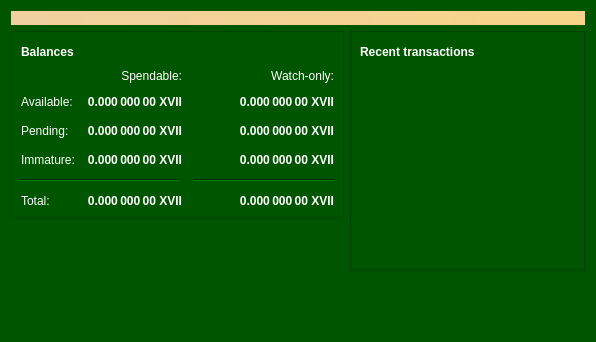
This is src/qt/forms/overviewpage.ui in xviicoin-project/xviicoin as Qt 5 draws it before an edit. The edited form follows.
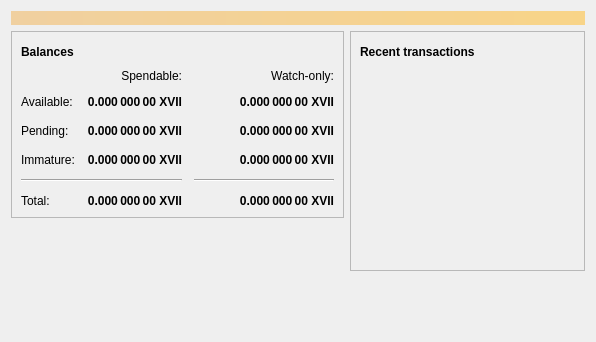
This is the edited form. Icons and pictures are not drawn.

What changed in the file:
```diff
--- a/src/qt/forms/overviewpage.ui
+++ b/src/qt/forms/overviewpage.ui
@@ -10,448 +10,6 @@
     <height>342</height>
    </rect>
   </property>
-  <property name="palette">
-   <palette>
-    <active>
-     <colorrole role="WindowText">
-      <brush brushstyle="SolidPattern">
-       <color alpha="255">
-        <red>255</red>
-        <green>255</green>
-        <blue>255</blue>
-       </color>
-      </brush>
-     </colorrole>
-     <colorrole role="Button">
-      <brush brushstyle="SolidPattern">
-       <color alpha="255">
-        <red>0</red>
-        <green>85</green>
-        <blue>0</blue>
-       </color>
-      </brush>
-     </colorrole>
-     <colorrole role="Light">
-      <brush brushstyle="SolidPattern">
-       <color alpha="255">
-        <red>0</red>
-        <green>127</green>
-        <blue>0</blue>
-       </color>
-      </brush>
-     </colorrole>
-     <colorrole role="Midlight">
-      <brush brushstyle="SolidPattern">
-       <color alpha="255">
-        <red>0</red>
-        <green>106</green>
-        <blue>0</blue>
-       </color>
-      </brush>
-     </colorrole>
-     <colorrole role="Dark">
-      <brush brushstyle="SolidPattern">
-       <color alpha="255">
-        <red>0</red>
-        <green>42</green>
-        <blue>0</blue>
-       </color>
-      </brush>
-     </colorrole>
-     <colorrole role="Mid">
-      <brush brushstyle="SolidPattern">
-       <color alpha="255">
-        <red>0</red>
-        <green>56</green>
-        <blue>0</blue>
-       </color>
-      </brush>
-     </colorrole>
-     <colorrole role="Text">
-      <brush brushstyle="SolidPattern">
-       <color alpha="255">
-        <red>255</red>
-        <green>255</green>
-        <blue>255</blue>
-       </color>
-      </brush>
-     </colorrole>
-     <colorrole role="BrightText">
-      <brush brushstyle="SolidPattern">
-       <color alpha="255">
-        <red>255</red>
-        <green>255</green>
-        <blue>255</blue>
-       </color>
-      </brush>
-     </colorrole>
-     <colorrole role="ButtonText">
-      <brush brushstyle="SolidPattern">
-       <color alpha="255">
-        <red>255</red>
-        <green>255</green>
-        <blue>255</blue>
-       </color>
-      </brush>
-     </colorrole>
-     <colorrole role="Base">
-      <brush brushstyle="SolidPattern">
-       <color alpha="255">
-        <red>0</red>
-        <green>0</green>
-        <blue>0</blue>
-       </color>
-      </brush>
-     </colorrole>
-     <colorrole role="Window">
-      <brush brushstyle="SolidPattern">
-       <color alpha="255">
-        <red>0</red>
-        <green>85</green>
-        <blue>0</blue>
-       </color>
-      </brush>
-     </colorrole>
-     <colorrole role="Shadow">
-      <brush brushstyle="SolidPattern">
-       <color alpha="255">
-        <red>0</red>
-        <green>0</green>
-        <blue>0</blue>
-       </color>
-      </brush>
-     </colorrole>
-     <colorrole role="AlternateBase">
-      <brush brushstyle="SolidPattern">
-       <color alpha="255">
-        <red>0</red>
-        <green>42</green>
-        <blue>0</blue>
-       </color>
-      </brush>
-     </colorrole>
-     <colorrole role="ToolTipBase">
-      <brush brushstyle="SolidPattern">
-       <color alpha="255">
-        <red>255</red>
-        <green>255</green>
-        <blue>220</blue>
-       </color>
-      </brush>
-     </colorrole>
-     <colorrole role="ToolTipText">
-      <brush brushstyle="SolidPattern">
-       <color alpha="255">
-        <red>0</red>
-        <green>0</green>
-        <blue>0</blue>
-       </color>
-      </brush>
-     </colorrole>
-     <colorrole role="PlaceholderText">
-      <brush brushstyle="SolidPattern">
-       <color alpha="128">
-        <red>255</red>
-        <green>255</green>
-        <blue>255</blue>
-       </color>
-      </brush>
-     </colorrole>
-    </active>
-    <inactive>
-     <colorrole role="WindowText">
-      <brush brushstyle="SolidPattern">
-       <color alpha="255">
-        <red>255</red>
-        <green>255</green>
-        <blue>255</blue>
-       </color>
-      </brush>
-     </colorrole>
-     <colorrole role="Button">
-      <brush brushstyle="SolidPattern">
-       <color alpha="255">
-        <red>0</red>
-        <green>85</green>
-        <blue>0</blue>
-       </color>
-      </brush>
-     </colorrole>
-     <colorrole role="Light">
-      <brush brushstyle="SolidPattern">
-       <color alpha="255">
-        <red>0</red>
-        <green>127</green>
-        <blue>0</blue>
-       </color>
-      </brush>
-     </colorrole>
-     <colorrole role="Midlight">
-      <brush brushstyle="SolidPattern">
-       <color alpha="255">
-        <red>0</red>
-        <green>106</green>
-        <blue>0</blue>
-       </color>
-      </brush>
-     </colorrole>
-     <colorrole role="Dark">
-      <brush brushstyle="SolidPattern">
-       <color alpha="255">
-        <red>0</red>
-        <green>42</green>
-        <blue>0</blue>
-       </color>
-      </brush>
-     </colorrole>
-     <colorrole role="Mid">
-      <brush brushstyle="SolidPattern">
-       <color alpha="255">
-        <red>0</red>
-        <green>56</green>
-        <blue>0</blue>
-       </color>
-      </brush>
-     </colorrole>
-     <colorrole role="Text">
-      <brush brushstyle="SolidPattern">
-       <color alpha="255">
-        <red>255</red>
-        <green>255</green>
-        <blue>255</blue>
-       </color>
-      </brush>
-     </colorrole>
-     <colorrole role="BrightText">
-      <brush brushstyle="SolidPattern">
-       <color alpha="255">
-        <red>255</red>
-        <green>255</green>
-        <blue>255</blue>
-       </color>
-      </brush>
-     </colorrole>
-     <colorrole role="ButtonText">
-      <brush brushstyle="SolidPattern">
-       <color alpha="255">
-        <red>255</red>
-        <green>255</green>
-        <blue>255</blue>
-       </color>
-      </brush>
-     </colorrole>
-     <colorrole role="Base">
-      <brush brushstyle="SolidPattern">
-       <color alpha="255">
-        <red>0</red>
-        <green>0</green>
-        <blue>0</blue>
-       </color>
-      </brush>
-     </colorrole>
-     <colorrole role="Window">
-      <brush brushstyle="SolidPattern">
-       <color alpha="255">
-        <red>0</red>
-        <green>85</green>
-        <blue>0</blue>
-       </color>
-      </brush>
-     </colorrole>
-     <colorrole role="Shadow">
-      <brush brushstyle="SolidPattern">
-       <color alpha="255">
-        <red>0</red>
-        <green>0</green>
-        <blue>0</blue>
-       </color>
-      </brush>
-     </colorrole>
-     <colorrole role="AlternateBase">
-      <brush brushstyle="SolidPattern">
-       <color alpha="255">
-        <red>0</red>
-        <green>42</green>
-        <blue>0</blue>
-       </color>
-      </brush>
-     </colorrole>
-     <colorrole role="ToolTipBase">
-      <brush brushstyle="SolidPattern">
-       <color alpha="255">
-        <red>255</red>
-        <green>255</green>
-        <blue>220</blue>
-       </color>
-      </brush>
-     </colorrole>
-     <colorrole role="ToolTipText">
-      <brush brushstyle="SolidPattern">
-       <color alpha="255">
-        <red>0</red>
-        <green>0</green>
-        <blue>0</blue>
-       </color>
-      </brush>
-     </colorrole>
-     <colorrole role="PlaceholderText">
-      <brush brushstyle="SolidPattern">
-       <color alpha="128">
-        <red>255</red>
-        <green>255</green>
-        <blue>255</blue>
-       </color>
-      </brush>
-     </colorrole>
-    </inactive>
-    <disabled>
-     <colorrole role="WindowText">
-      <brush brushstyle="SolidPattern">
-       <color alpha="255">
-        <red>0</red>
-        <green>42</green>
-        <blue>0</blue>
-       </color>
-      </brush>
-     </colorrole>
-     <colorrole role="Button">
-      <brush brushstyle="SolidPattern">
-       <color alpha="255">
-        <red>0</red>
-        <green>85</green>
-        <blue>0</blue>
-       </color>
-      </brush>
-     </colorrole>
-     <colorrole role="Light">
-      <brush brushstyle="SolidPattern">
-       <color alpha="255">
-        <red>0</red>
-        <green>127</green>
-        <blue>0</blue>
-       </color>
-      </brush>
-     </colorrole>
-     <colorrole role="Midlight">
-      <brush brushstyle="SolidPattern">
-       <color alpha="255">
-        <red>0</red>
-        <green>106</green>
-        <blue>0</blue>
-       </color>
-      </brush>
-     </colorrole>
-     <colorrole role="Dark">
-      <brush brushstyle="SolidPattern">
-       <color alpha="255">
-        <red>0</red>
-        <green>42</green>
-        <blue>0</blue>
-       </color>
-      </brush>
-     </colorrole>
-     <colorrole role="Mid">
-      <brush brushstyle="SolidPattern">
-       <color alpha="255">
-        <red>0</red>
-        <green>56</green>
-        <blue>0</blue>
-       </color>
-      </brush>
-     </colorrole>
-     <colorrole role="Text">
-      <brush brushstyle="SolidPattern">
-       <color alpha="255">
-        <red>0</red>
-        <green>42</green>
-        <blue>0</blue>
-       </color>
-      </brush>
-     </colorrole>
-     <colorrole role="BrightText">
-      <brush brushstyle="SolidPattern">
-       <color alpha="255">
-        <red>255</red>
-        <green>255</green>
-        <blue>255</blue>
-       </color>
-      </brush>
-     </colorrole>
-     <colorrole role="ButtonText">
-      <brush brushstyle="SolidPattern">
-       <color alpha="255">
-        <red>0</red>
-        <green>42</green>
-        <blue>0</blue>
-       </color>
-      </brush>
-     </colorrole>
-     <colorrole role="Base">
-      <brush brushstyle="SolidPattern">
-       <color alpha="255">
-        <red>0</red>
-        <green>85</green>
-        <blue>0</blue>
-       </color>
-      </brush>
-     </colorrole>
-     <colorrole role="Window">
-      <brush brushstyle="SolidPattern">
-       <color alpha="255">
-        <red>0</red>
-        <green>85</green>
-        <blue>0</blue>
-       </color>
-      </brush>
-     </colorrole>
-     <colorrole role="Shadow">
-      <brush brushstyle="SolidPattern">
-       <color alpha="255">
-        <red>0</red>
-        <green>0</green>
-        <blue>0</blue>
-       </color>
-      </brush>
-     </colorrole>
-     <colorrole role="AlternateBase">
-      <brush brushstyle="SolidPattern">
-       <color alpha="255">
-        <red>0</red>
-        <green>85</green>
-        <blue>0</blue>
-       </color>
-      </brush>
-     </colorrole>
-     <colorrole role="ToolTipBase">
-      <brush brushstyle="SolidPattern">
-       <color alpha="255">
-        <red>255</red>
-        <green>255</green>
-        <blue>220</blue>
-       </color>
-      </brush>
-     </colorrole>
-     <colorrole role="ToolTipText">
-      <brush brushstyle="SolidPattern">
-       <color alpha="255">
-        <red>0</red>
-        <green>0</green>
-        <blue>0</blue>
-       </color>
-      </brush>
-     </colorrole>
-     <colorrole role="PlaceholderText">
-      <brush brushstyle="SolidPattern">
-       <color alpha="128">
-        <red>255</red>
-        <green>255</green>
-        <blue>255</blue>
-       </color>
-      </brush>
-     </colorrole>
-    </disabled>
-   </palette>
-  </property>
   <property name="windowTitle">
    <string>Form</string>
   </property>
```
Left out of the diff: 4 changed lines with no effect on the pictures.
